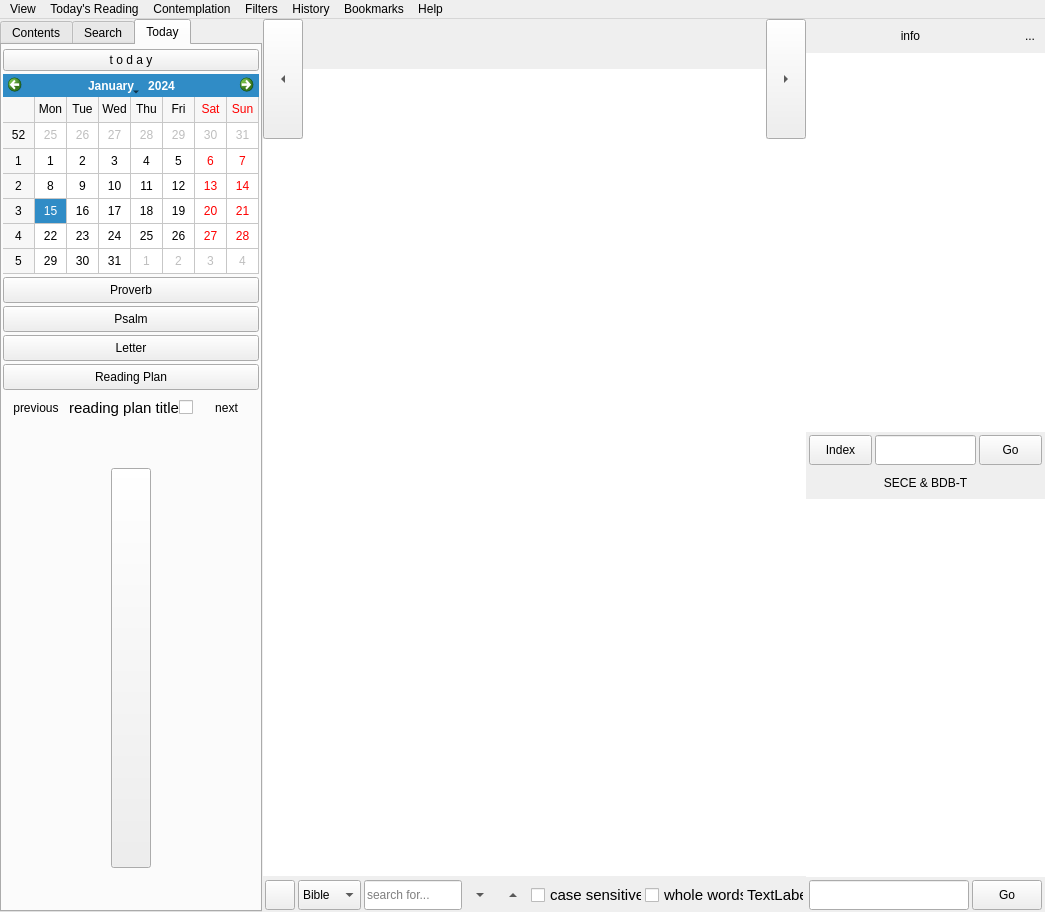
This is mainwindow.ui in Anchorm/SoulAnchor as Qt 5 draws it before an edit. The edited form follows.
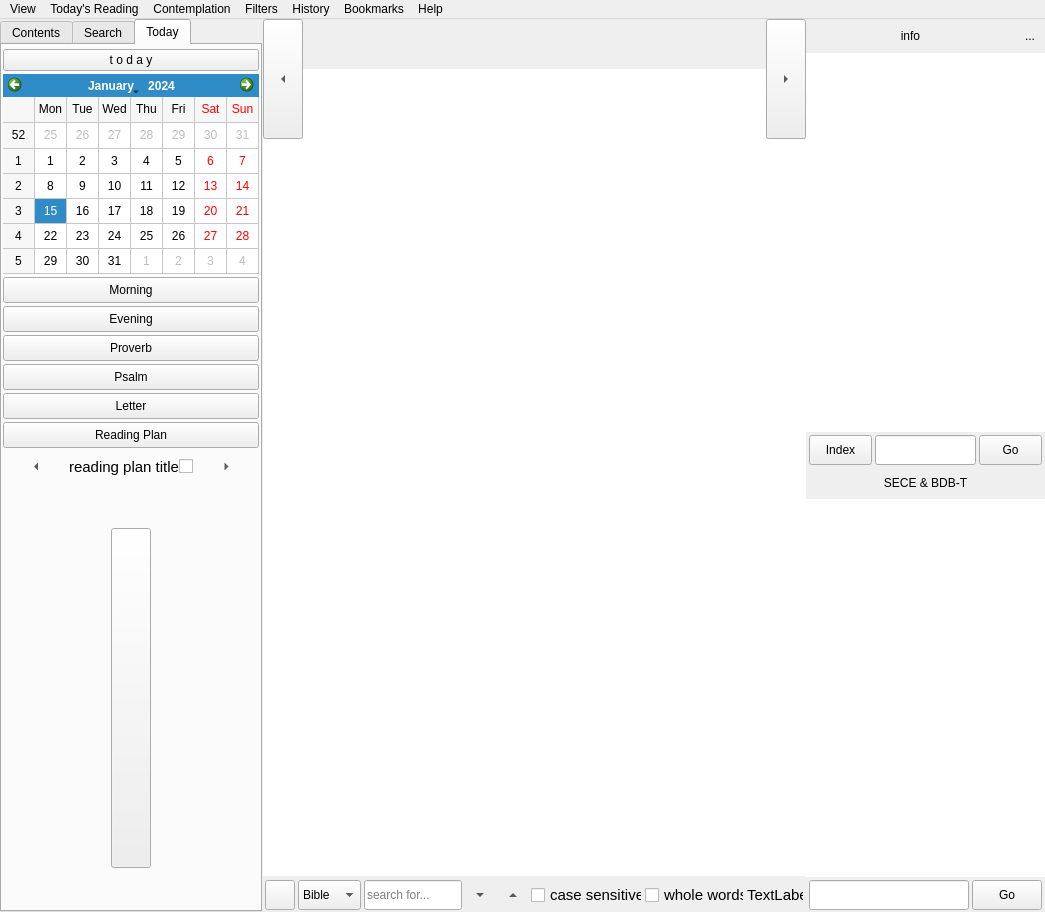
This is the edited form. The open tabs and pages were chosen to show the change. Icons and pictures are not drawn.

```diff
--- a/mainwindow.ui
+++ b/mainwindow.ui
@@ -753,7 +753,7 @@
            <property name="lineWidth">
             <number>0</number>
            </property>
-           <layout class="QVBoxLayout" name="verticalLayout_3" stretch="0,0,0,0,0,0,0">
+           <layout class="QVBoxLayout" name="verticalLayout_3" stretch="0,0,0,0,0,0,0,0,0">
             <property name="spacing">
              <number>3</number>
             </property>
@@ -848,6 +848,32 @@
               </property>
              </widget>
             </item>
+            <item>
+             <widget class="QPushButton" name="btn_daily_mbm">
+              <property name="minimumSize">
+               <size>
+                <width>0</width>
+                <height>26</height>
+               </size>
+              </property>
+              <property name="text">
+               <string>Morning</string>
+              </property>
+             </widget>
+            </item>
+            <item>
+             <widget class="QPushButton" name="btn_daily_ebe">
+              <property name="minimumSize">
+               <size>
+                <width>0</width>
+                <height>26</height>
+               </size>
+              </property>
+              <property name="text">
+               <string>Evening</string>
+              </property>
+             </widget>
+            </item>
             <item>
              <widget class="QPushButton" name="btn_daily_proverb">
               <property name="sizePolicy">
@@ -1154,6 +1180,9 @@
                  <property name="autoRaise">
                   <bool>true</bool>
                  </property>
+                 <property name="arrowType">
+                  <enum>Qt::RightArrow</enum>
+                 </property>
                 </widget>
                </item>
                <item row="0" column="0">
@@ -1192,6 +1221,9 @@
                  <property name="autoRaise">
                   <bool>true</bool>
                  </property>
+                 <property name="arrowType">
+                  <enum>Qt::LeftArrow</enum>
+                 </property>
                 </widget>
                </item>
                <item row="0" column="2">
```
Left out of the diff: 23 changed lines with no effect on the pictures.
